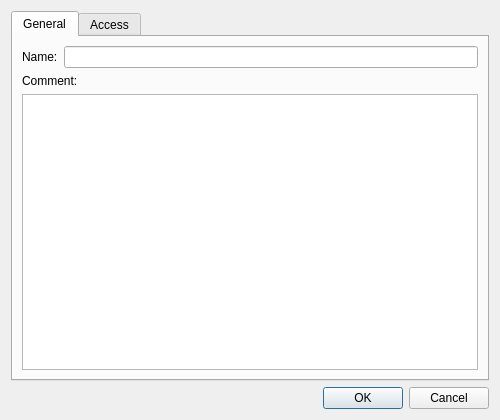
This is source/client/ui/hosts/router_workspace_dialog.ui in dchapyshev/aspia as Qt 5 draws it before an edit. The edited form follows.
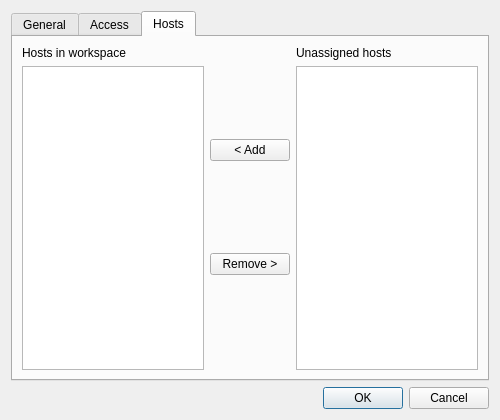
This is the edited form. The open tabs and pages were chosen to show the change. Custom widgets are drawn as their Qt base class.

Commit message: Added hosts tab.

The edit to the form file:
```diff
--- a/source/client/ui/hosts/router_workspace_dialog.ui
+++ b/source/client/ui/hosts/router_workspace_dialog.ui
@@ -126,6 +126,79 @@
        </item>
       </layout>
      </widget>
+     <widget class="QWidget" name="tab_hosts">
+      <attribute name="title">
+       <string>Hosts</string>
+      </attribute>
+      <layout class="QHBoxLayout" name="horizontalLayout_hosts">
+       <item>
+        <layout class="QVBoxLayout" name="verticalLayout_hosts_left">
+         <item>
+          <widget class="QLabel" name="label_hosts_in_workspace">
+           <property name="text">
+            <string>Hosts in workspace</string>
+           </property>
+          </widget>
+         </item>
+         <item>
+          <widget class="QListWidget" name="list_hosts_in_workspace"/>
+         </item>
+        </layout>
+       </item>
+       <item>
+        <layout class="QVBoxLayout" name="verticalLayout_hosts_buttons">
+         <item>
+          <spacer name="verticalSpacer_hosts_top">
+           <property name="orientation">
+            <enum>Qt::Orientation::Vertical</enum>
+           </property>
+          </spacer>
+         </item>
+         <item>
+          <widget class="QPushButton" name="button_host_add">
+           <property name="text">
+            <string>&lt; Add</string>
+           </property>
+           <property name="toolTip">
+            <string>Move the selected host into the workspace</string>
+           </property>
+          </widget>
+         </item>
+         <item>
+          <widget class="QPushButton" name="button_host_remove">
+           <property name="text">
+            <string>Remove &gt;</string>
+           </property>
+           <property name="toolTip">
+            <string>Remove the selected host from the workspace</string>
+           </property>
+          </widget>
+         </item>
+         <item>
+          <spacer name="verticalSpacer_hosts_bottom">
+           <property name="orientation">
+            <enum>Qt::Orientation::Vertical</enum>
+           </property>
+          </spacer>
+         </item>
+        </layout>
+       </item>
+       <item>
+        <layout class="QVBoxLayout" name="verticalLayout_hosts_right">
+         <item>
+          <widget class="QLabel" name="label_hosts_available">
+           <property name="text">
+            <string>Unassigned hosts</string>
+           </property>
+          </widget>
+         </item>
+         <item>
+          <widget class="QListWidget" name="list_hosts_available"/>
+         </item>
+        </layout>
+       </item>
+      </layout>
+     </widget>
     </widget>
    </item>
    <item>
```
